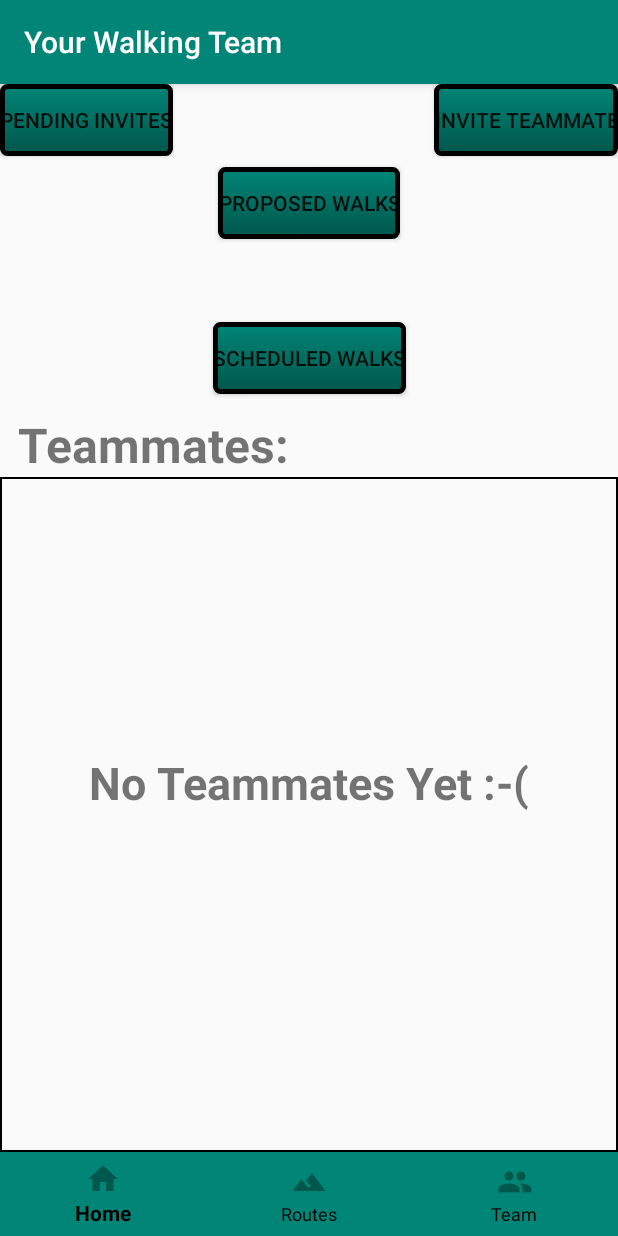
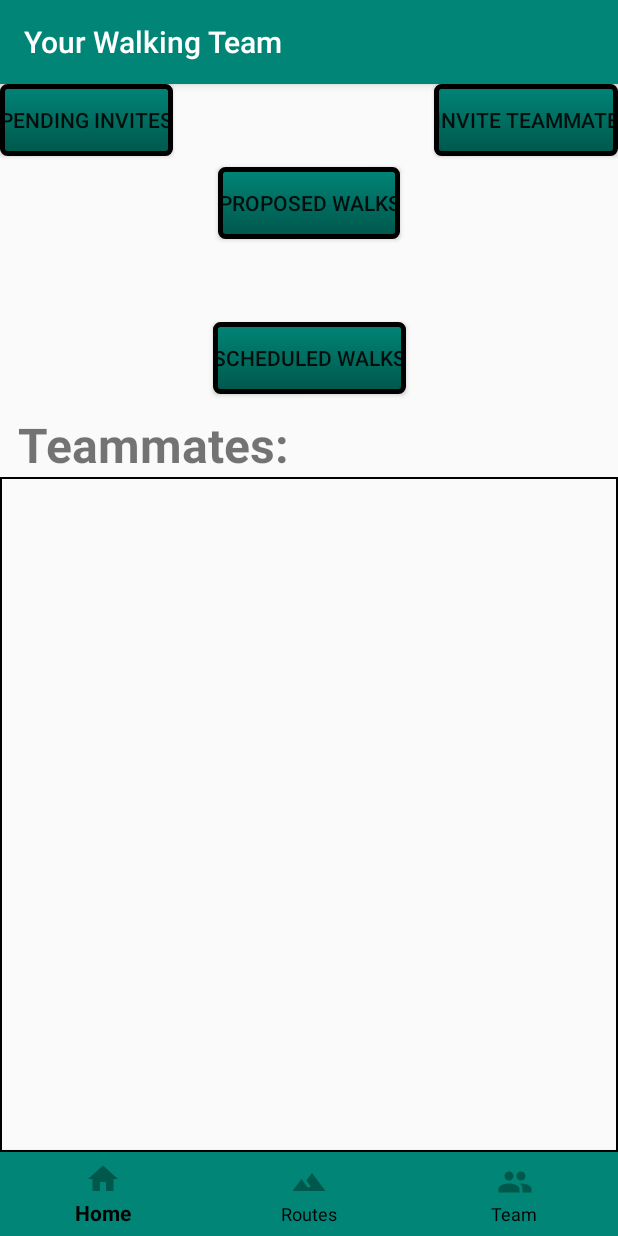
Before and after one commit to UCSD-CSE-110-2020/team-project-team24, an Android app: the TeamActivity screen opened directly, with no data from a screen before it, on a phone screen of 412 x 824 dp. Run offline under Robolectric (Android 15) with nearby library versions, the phone set to English and light mode, and no system bars; our stand-ins replace Firebase (no records; nobody signed in at launch, a user with empty details on screens opened directly); 1 statement that could not run was skipped.

Commit message:
don't show no teammates unless certain teammates don't exist

```diff
--- a/app/src/main/java/com/cse110team24/walkwalkrevolution/TeamActivity.java
+++ b/app/src/main/java/com/cse110team24/walkwalkrevolution/TeamActivity.java
@@ -107,6 +107,7 @@ public class TeamActivity extends AppCompatActivity implements TeamsDatabaseServ
         noTeamMessage = findViewById(R.id.text_no_teammates);
         teammatesList = findViewById(R.id.list_members_in_team);
         listviewAdapter = new ListviewAdapter(this, mTeam.getTeam());
+        noTeamMessage.setVisibility(View.GONE);
         teammatesList.setAdapter(listviewAdapter);
     }
 
```
